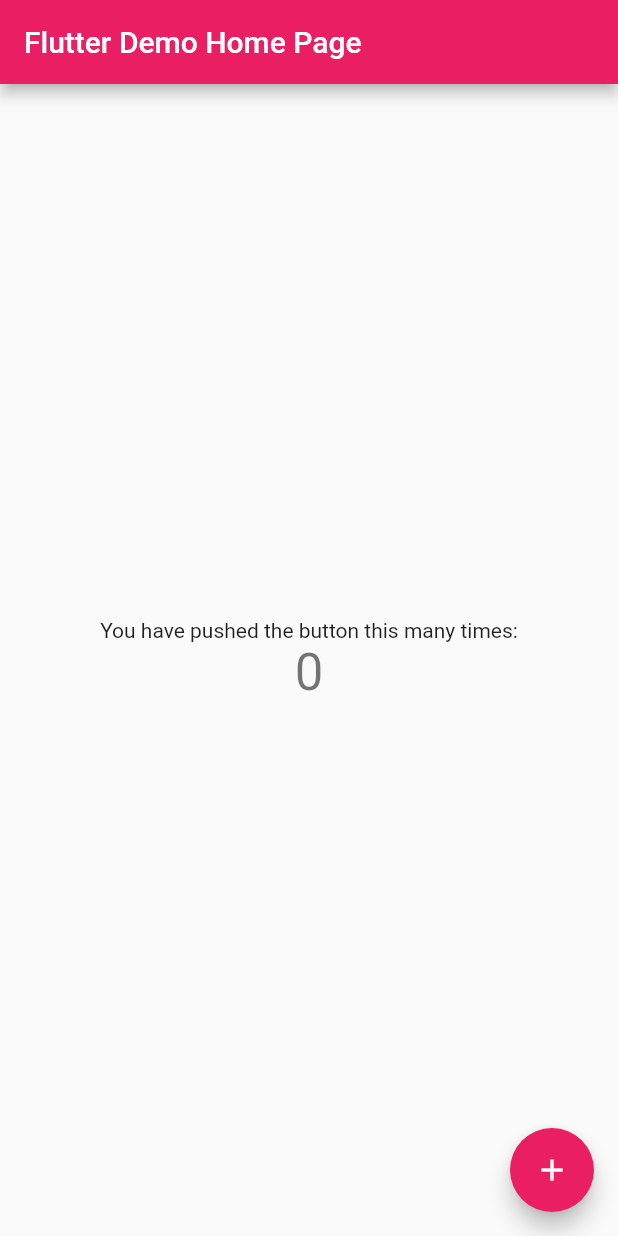
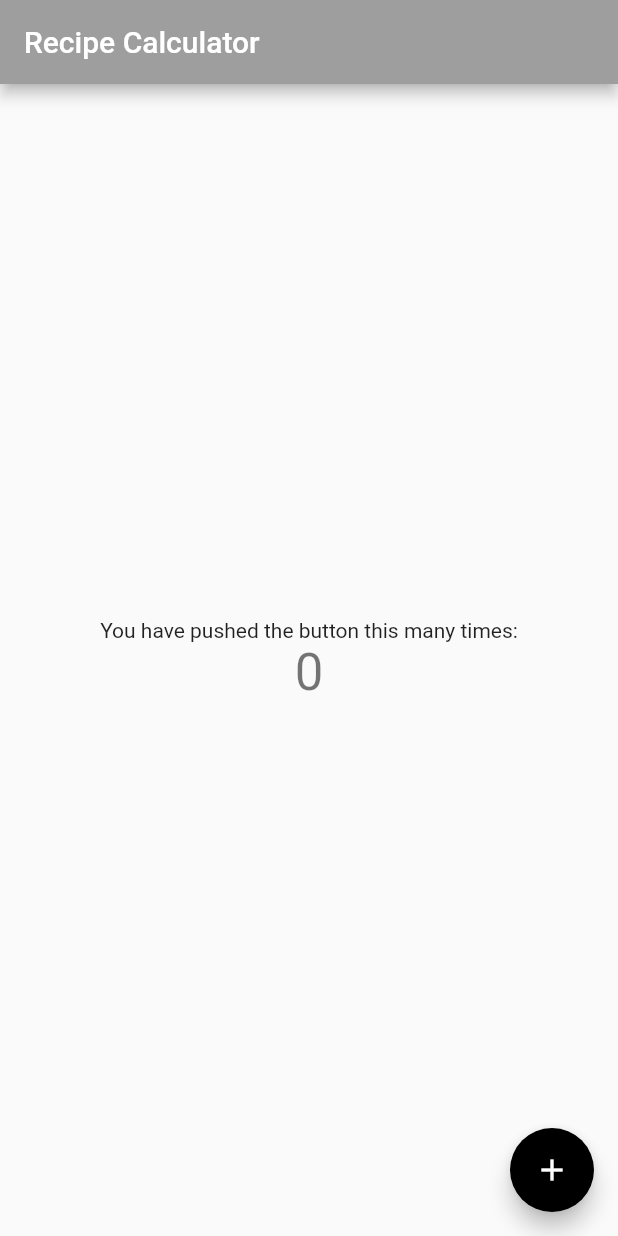
Before and after one commit to apumaparna/recipes, a Flutter app: the screen it shows after launch, on a phone screen of 412 x 824 dp. Run offline on Flutter 3.47's test engine with Material 2 defaults, Android fonts, the phone set to English and light mode, and no system bars.

Commit message:
change theme and title in app

```diff
--- a/lib/main.dart
+++ b/lib/main.dart
@@ -10,21 +10,16 @@ class RecipeApp extends StatelessWidget {
   // This widget is the root of your application.
   @override
   Widget build(BuildContext context) {
+    final ThemeData theme = ThemeData();
+
     return MaterialApp(
-      title: 'Flutter Demo',
-      theme: ThemeData(
-        // This is the theme of your application.
-        //
-        // Try running your application with "flutter run". You'll see the
-        // application has a blue toolbar. Then, without quitting the app, try
-        // changing the primarySwatch below to Colors.green and then invoke
-        // "hot reload" (press "r" in the console where you ran "flutter run",
-        // or simply save your changes to "hot reload" in a Flutter IDE).
-        // Notice that the counter didn't reset back to zero; the application
-        // is not restarted.
-        primarySwatch: Colors.pink,
-      ),
-      home: const MyHomePage(title: 'Flutter Demo Home Page'),
+      title: 'Recipe Calculator',
+      theme: theme.copyWith(
+          colorScheme: theme.colorScheme.copyWith(
+        primary: Colors.grey,
+        secondary: Colors.black,
+      )),
+      home: const MyHomePage(title: 'Recipe Calculator'),
     );
   }
 }
```
